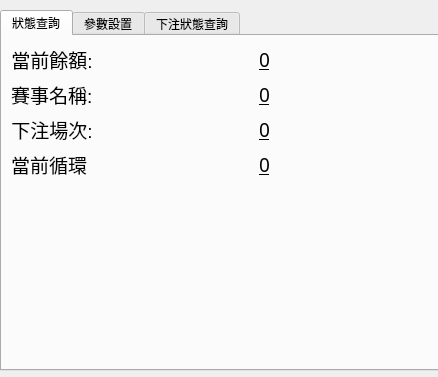
Before: the Qt Designer form GUI/Sport.ui in 130347665/Sport_Auto_gambling_bet, drawn with Qt 5.
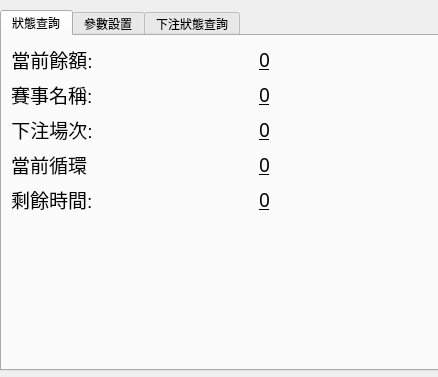
After: the same form once the commit is applied. The open tabs and pages were chosen to show the change.

What changed in the file:
```diff
--- a/GUI/Sport.ui
+++ b/GUI/Sport.ui
@@ -160,6 +160,35 @@
             </property>
            </widget>
           </item>
+          <item row="4" column="0">
+           <widget class="QLabel" name="label_14">
+            <property name="font">
+             <font>
+              <pointsize>14</pointsize>
+             </font>
+            </property>
+            <property name="text">
+             <string>剩餘時間:</string>
+            </property>
+           </widget>
+          </item>
+          <item row="4" column="1">
+           <widget class="QLabel" name="label_15">
+            <property name="font">
+             <font>
+              <family>Arial Rounded MT Bold</family>
+              <pointsize>14</pointsize>
+              <underline>true</underline>
+             </font>
+            </property>
+            <property name="text">
+             <string>0</string>
+            </property>
+            <property name="alignment">
+             <set>Qt::AlignCenter</set>
+            </property>
+           </widget>
+          </item>
          </layout>
         </item>
        </layout>
```
Left out of the diff: 2 changed lines with no effect on the pictures.
